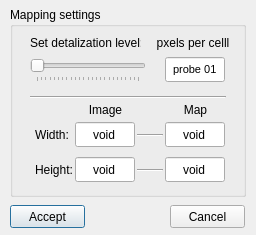
First picture: the form in Sources/mappingdialog.ui, repository pi-null-mezon/QPULSECAPTURE, before the edit.
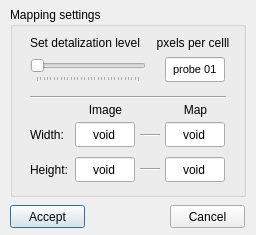
Second picture: the form after the edit.

Patch:
```diff
--- a/Sources/mappingdialog.ui
+++ b/Sources/mappingdialog.ui
@@ -158,11 +158,14 @@
      <number>8</number>
     </property>
     <property name="maximum">
-     <number>32</number>
+     <number>128</number>
     </property>
-    <property name="pageStep">
+    <property name="singleStep">
      <number>1</number>
     </property>
+    <property name="pageStep">
+     <number>4</number>
+    </property>
     <property name="sliderPosition">
      <number>8</number>
     </property>
@@ -205,7 +208,7 @@
    <widget class="QLabel" name="label_3">
     <property name="geometry">
      <rect>
-      <x>25</x>
+      <x>20</x>
       <y>115</y>
       <width>41</width>
       <height>25</height>
@@ -218,7 +221,7 @@
    <widget class="QLabel" name="label_4">
     <property name="geometry">
      <rect>
-      <x>25</x>
+      <x>20</x>
       <y>150</y>
       <width>41</width>
       <height>25</height>
@@ -263,10 +266,10 @@
    <widget class="Line" name="line_2">
     <property name="geometry">
      <rect>
-      <x>127</x>
-      <y>120</y>
-      <width>26</width>
-      <height>16</height>
+      <x>130</x>
+      <y>116</y>
+      <width>20</width>
+      <height>25</height>
      </rect>
     </property>
     <property name="orientation">
@@ -276,10 +279,10 @@
    <widget class="Line" name="line_3">
     <property name="geometry">
      <rect>
-      <x>127</x>
-      <y>155</y>
-      <width>26</width>
-      <height>16</height>
+      <x>130</x>
+      <y>150</y>
+      <width>20</width>
+      <height>25</height>
      </rect>
     </property>
     <property name="orientation">
```
